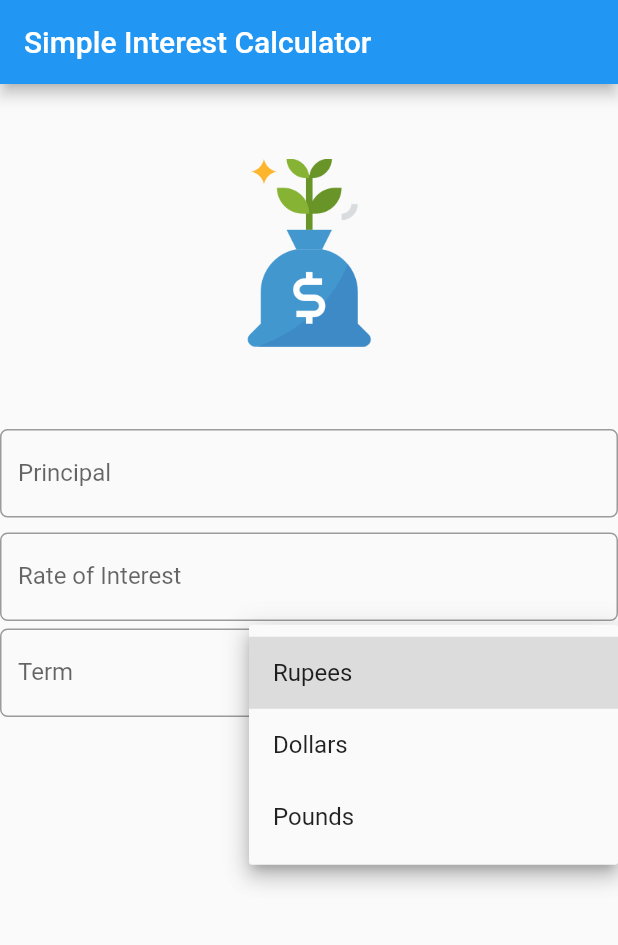
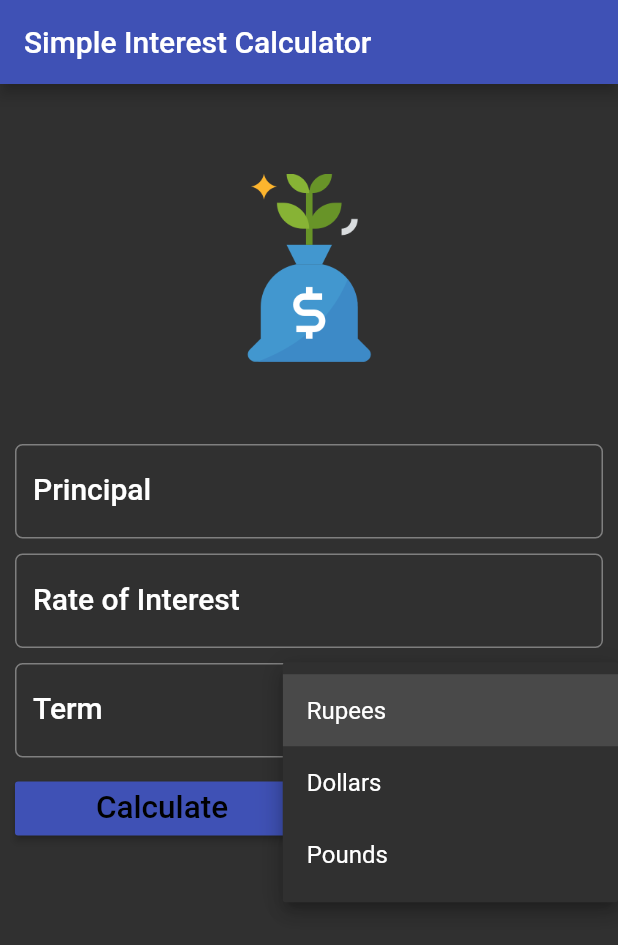
Before and after one commit to pcbimon/interest_calculator, a Flutter app: the screen it shows after launch, after a tap on "Rupees", on a phone screen of 412 x 824 dp. Shown: the top 945 px of the screen. Run offline on Flutter 3.47's test engine with Material 2 defaults, Android fonts, the phone set to English and light mode, and no system bars.

```diff
--- a/lib/main.dart
+++ b/lib/main.dart
@@ -2,8 +2,14 @@ import 'package:flutter/material.dart';
 
 void main() {
   runApp(MaterialApp(
+    debugShowCheckedModeBanner: false,
     title: "Simple Interest Calculator App",
     home: SIForm(),
+    theme: ThemeData(
+      brightness: Brightness.dark,
+      primaryColor: Colors.indigo,
+      accentColor: Colors.indigo,
+    ),
   ));
 }
 
@@ -16,26 +22,54 @@ class SIForm extends StatefulWidget {
 }
 
 class _SIFormState extends State<SIForm> {
+  var _formKey = GlobalKey<FormState>();
   var _currencies = ["Rupees", "Dollars", "Pounds"];
   final _miniumPadding = 5.0;
+  var _currentItemSelected = "";
+  @override
+  void initState(){
+    super.initState();
+    _currentItemSelected = _currencies[0];
+  }
+  TextEditingController principalControlled = TextEditingController();
+  TextEditingController roiControlled = TextEditingController();
+  TextEditingController termControlled = TextEditingController();
+  var displayResult = "";
   @override
   Widget build(BuildContext context) {
+    TextStyle textStyle = Theme.of(context).textTheme.title;
     return Scaffold(
+//      resizeToAvoidBottomPadding: false,
       appBar: AppBar(
         title: Text("Simple Interest Calculator"),
       ),
-      body: Container(
-        child: Column(
+      body: Form(
+        key: _formKey,
+        child: Padding(
+          padding: EdgeInsets.all(_miniumPadding * 2),
+          child: ListView(
             children: <Widget>[
               getImageAsset(),
               Padding(
                 padding:
                 EdgeInsets.only(top: _miniumPadding, bottom: _miniumPadding),
-              child: TextField(
+                child: TextFormField(
                   keyboardType: TextInputType.number,
+                  style: textStyle,
+                  controller: principalControlled,
+                  validator: (String value){
+                    if(value.isEmpty){
+                      return "Please enter principal amount";
+                    }
+                  },
                   decoration: InputDecoration(
                       labelText: "Principal",
                       hintText: "Enter Principal e.g 12000",
+                      labelStyle: textStyle,
+                      errorStyle: TextStyle(
+                        color: Colors.yellowAccent,
+                        fontSize: 15.0,
+                      ),
                       border: OutlineInputBorder(
                           borderRadius: BorderRadius.circular(5.0))),
                 ),
@@ -43,26 +77,59 @@ class _SIFormState extends State<SIForm> {
               Padding(
                 padding:
                 EdgeInsets.only(top: _miniumPadding, bottom: _miniumPadding),
-              child: TextField(
+                child: TextFormField(
                   keyboardType: TextInputType.number,
+                  style: textStyle,
+                  controller: roiControlled,
+                  validator: (String value){
+                    if(value.isEmpty){
+                      return "Please enter Rate of Interest";
+                    }
+                    if(double.parse(value) > 10){
+                      return "Please enter Rate of Interest not over 10";
+                    }
+                  },
                   decoration: InputDecoration(
                       labelText: "Rate of Interest",
                       hintText: "In percent",
+                      labelStyle: textStyle,
+                      errorStyle: TextStyle(
+                        color: Colors.yellowAccent,
+                        fontSize: 15.0,
+                      ),
                       border: OutlineInputBorder(
                           borderRadius: BorderRadius.circular(5.0))),
                 ),
               ),
-            Row(
+              Padding(
+                  padding: EdgeInsets.only(
+                      top: _miniumPadding, bottom: _miniumPadding),
+                  child: Row(
                     children: <Widget>[
                       Expanded(
-                  child: TextField(
+                        child: TextFormField(
                           keyboardType: TextInputType.number,
+                          style: textStyle,
+                          controller: termControlled,
+                          validator: (String value){
+                            if(value.isEmpty){
+                              return "Please enter Rate of Interest";
+                            }
+                          },
                           decoration: InputDecoration(
+                              labelStyle: textStyle,
                               labelText: "Term",
                               hintText: "Time in years",
+                              errorStyle: TextStyle(
+                                color: Colors.yellowAccent,
+                                fontSize: 15.0,
+                              ),
                               border: OutlineInputBorder(
                                   borderRadius: BorderRadius.circular(5.0))),
                         ),
+                      ),
+                      Container(
+                        width: _miniumPadding * 5,
                       ),
                       Expanded(
                           child: DropdownButton<String>(
@@ -72,13 +139,54 @@ class _SIFormState extends State<SIForm> {
                                 child: Text(value),
                               );
                             }).toList(),
-                  value: "Rupees",
-                  onChanged: (String newValuesSelected) {},
+                            value: _currentItemSelected,
+                            onChanged: (String newValuesSelected) {
+                              _onDropDownItemSelected(newValuesSelected);
+                            },
                           ))
                     ],
-            )
+                  )),
+              Padding(
+                padding:
+                EdgeInsets.only(top: _miniumPadding, bottom: _miniumPadding),
+                child: Row(
+                  children: <Widget>[
+                    Expanded(
+                      child: RaisedButton(
+                        onPressed: () {
+                          setState(() {
+                            if(_formKey.currentState.validate()){
+                              this.displayResult = _calculateTotalReturns();
+                            }
+                          });
+                        },
+                        color: Theme.of(context).accentColor,
+                        textColor: Theme.of(context).primaryColorDark,
+                        child: Text("Calculate", textScaleFactor: 1.5,),
+                      ),
+                    ),
+                    Expanded(
+                      child: RaisedButton(
+                        onPressed: () {
+                          setState(() {
+                            _reset();
+                          });
+                        },
+                        color: Theme.of(context).primaryColorDark,
+                        textColor: Theme.of(context).primaryColorLight,
+                        child: Text("Reset", textScaleFactor: 1.5,),
+                      ),
+                    ),
                   ],
                 ),
+              ),
+              Padding(
+                  padding: EdgeInsets.only(
+                      top: _miniumPadding, bottom: _miniumPadding),
+                  child: Text(this.displayResult, style: textStyle))
+            ],
+          ),
+        )
       ),
     );
   }
@@ -95,4 +203,25 @@ class _SIFormState extends State<SIForm> {
       margin: EdgeInsets.all(_miniumPadding * 10),
     );
   }
+  void _onDropDownItemSelected(String newValuesSelected) {
+    setState(() {
+      this._currentItemSelected = newValuesSelected;
+    });
   }
+  String _calculateTotalReturns(){
+    double principal = double.parse(principalControlled.text) ;
+    double roi = double.parse(roiControlled.text) ;
+    double term = double.parse(termControlled.text) ;
+
+    double _totalAmountPayable = principal + (principal * roi * term) /100;
+    String result = "After $term years, your investment will be worth $_totalAmountPayable $_currentItemSelected";
+    return result;
+  }
+  void _reset() {
+    principalControlled.text = "";
+    roiControlled.text = "";
+    termControlled.text = "";
+    displayResult = "";
+    _currentItemSelected = _currencies[0];
+  }
+}
```
Lines whose indentation alone changed are shown as unchanged.
